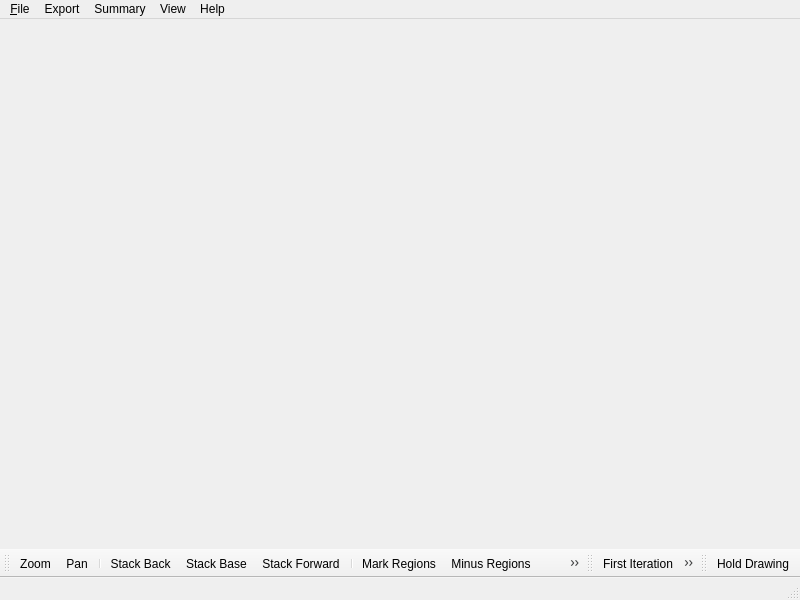
Before: the Qt Designer form code/plotms/Gui/PlotMSPlotter.ui in radio-astro/casa, drawn with Qt 5.
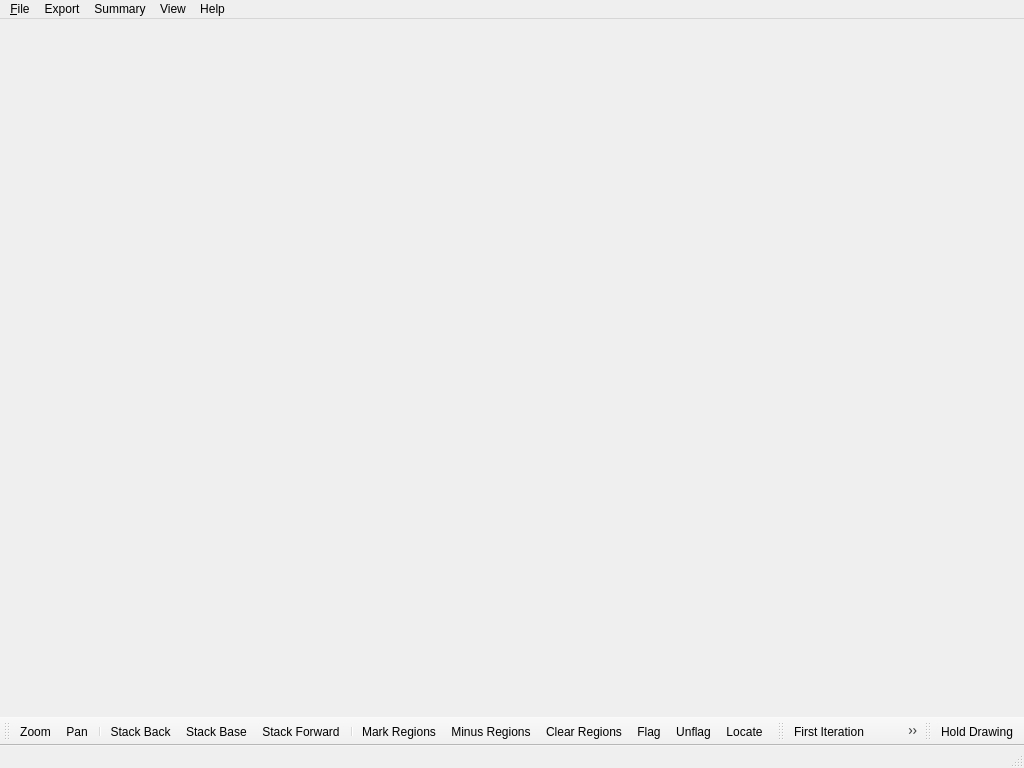
After: the same form once the commit is applied. Icons and pictures are not drawn.

Commit message: New Development: No             JIRA Issue: CAS-8144         Ready for Test: Yes      Interface Changes: No What Interface Changed:          Test Programs:   Put in Release Notes: No              Module(s): plotms            Description: Changed default window size for plotms app.

```diff
--- a/code/plotms/Gui/PlotMSPlotter.ui
+++ b/code/plotms/Gui/PlotMSPlotter.ui
@@ -6,8 +6,8 @@
    <rect>
     <x>0</x>
     <y>0</y>
-    <width>800</width>
-    <height>600</height>
+    <width>1024</width>
+    <height>768</height>
    </rect>
   </property>
   <property name="sizePolicy">
```
